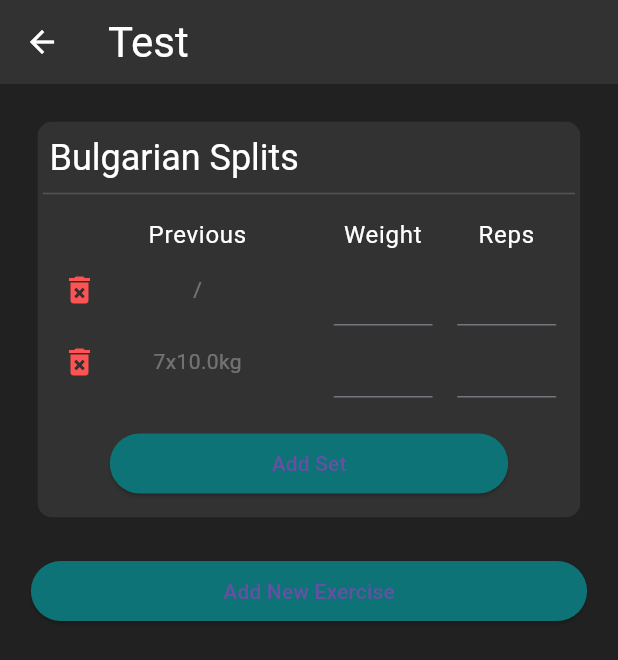
After one commit to JonasPfeifer05/hard_work, a Flutter app: the EditWorkout screen opened by its route, after a tap on the "delete forever" icon, on a phone screen of 412 x 824 dp. The commit adds this screen. Shown: the top 660 px of the screen. Run offline on Flutter 3.47's test engine with Material 3 defaults, Android fonts, the phone set to English and light mode, and no system bars; drawn by our look-alikes of modal_progress_hud_nsn.

Commit message:
added basic structure (no functionalities)

```diff
--- a/lib/main.dart
+++ b/lib/main.dart
@@ -1,4 +1,5 @@
 import 'package:flutter/material.dart';
+import 'package:hard_work/pages/edit_workout.dart';
 import 'package:hard_work/pages/theme_test.dart';
 import 'package:hard_work/services/theme_model.dart';
 import 'package:provider/provider.dart';
@@ -17,12 +18,11 @@ class MyApp extends StatelessWidget {
     return MaterialApp(
       title: 'Flutter Demo',
       debugShowCheckedModeBanner: false,
-      theme: ThemeData(
-        colorScheme: ColorScheme.fromSeed(seedColor: Colors.deepPurple),
-        useMaterial3: true,
-      ),
       initialRoute: "/theme-test",
-      routes: {"/theme-test": (context) => const ThemeTest()},
+      routes: {
+        "/theme-test": (context) => const ThemeTest(),
+        "/edit-workout": (context) => const EditWorkout()
+      },
     );
   }
 }
--- /dev/null
+++ b/lib/pages/edit_workout.dart
@@ -0,0 +1,89 @@
+import 'package:flutter/material.dart';
+import 'package:hard_work/services/edit_workout_data.dart';
+import 'package:hard_work/services/exercise_data.dart';
+import 'package:hard_work/widgets/Exercise.dart';
+import 'package:modal_progress_hud_nsn/modal_progress_hud_nsn.dart';
+import 'package:provider/provider.dart';
+
+import '../services/theme_model.dart';
+
+class EditWorkout extends StatefulWidget {
+  const EditWorkout({super.key});
+
+  @override
+  State<EditWorkout> createState() => _EditWorkoutState();
+}
+
+class _EditWorkoutState extends State<EditWorkout> {
+  bool loading = true;
+  List<ExerciseData> exercises = [];
+
+  @override
+  void initState() {
+    super.initState();
+    asyncInitState();
+  }
+
+  void asyncInitState() async {
+    exercises = await fetchExercises();
+
+    setState(() {
+      loading = false;
+    });
+  }
+
+  Future<List<ExerciseData>> fetchExercises() async {
+    // TODO http request
+    await Future.delayed(const Duration(seconds: 1));
+
+    return [
+      ExerciseData("Bulgarian Splits", [
+        SetHistory([]),
+        SetHistory([SetData(8, 10), SetData(10, 7)])
+      ])
+    ];
+  }
+
+  @override
+  Widget build(BuildContext context) {
+    var data = ModalRoute.of(context)!.settings.arguments as EditWorkoutData? ??
+        EditWorkoutData(0, "Test");
+
+    return Scaffold(
+      appBar: AppBar(
+        iconTheme: IconThemeData(color: context.watch<ThemeModel>().fontColor),
+        titleTextStyle: Theme.of(context)
+            .textTheme
+            .headlineMedium!
+            .copyWith(color: context.watch<ThemeModel>().fontColor),
+        backgroundColor: context.watch<ThemeModel>().backgroundTwo,
+        title: Text(data.workoutName),
+      ),
+      body: Container(
+        color: context.watch<ThemeModel>().backgroundOne,
+        child: ModalProgressHUD(
+          color: context.watch<ThemeModel>().backgroundOne!,
+          progressIndicator: CircularProgressIndicator(
+            color: context.watch<ThemeModel>().highlight!,
+          ),
+          inAsyncCall: loading,
+          child: ListView.builder(
+            itemCount: loading ? 0 : exercises.length + 1,
+            itemBuilder: (context, index) => index < exercises.length
+                ? Exercise(exerciseData: exercises[index])
+                : FractionallySizedBox(
+                    widthFactor: 0.9,
+                    child: ElevatedButton(
+                      style: ElevatedButton.styleFrom(
+                          backgroundColor:
+                              context.watch<ThemeModel>().highlight),
+                      onPressed: () {},
+                      child: const Text("Add New Exercise"),
+                    ),
+                  ),
+          ),
+        ),
+      ),
+    );
+  }
+}
--- /dev/null
+++ b/lib/services/edit_workout_data.dart
@@ -0,0 +1,6 @@
+class EditWorkoutData {
+  final int userId;
+  final String workoutName;
+
+  EditWorkoutData(this.userId, this.workoutName);
+}
--- /dev/null
+++ b/lib/services/exercise_data.dart
@@ -0,0 +1,19 @@
+class ExerciseData {
+  final String name;
+  final List<SetHistory> sets;
+
+  ExerciseData(this.name, this.sets);
+}
+
+class SetHistory {
+  final List<SetData> history;
+
+  SetHistory(this.history);
+}
+
+class SetData {
+  final double weight;
+  final int reps;
+
+  SetData(this.weight, this.reps);
+}
--- /dev/null
+++ b/lib/widgets/exercise.dart
@@ -0,0 +1,87 @@
+import 'package:flutter/material.dart';
+import 'package:hard_work/services/exercise_data.dart';
+import 'package:hard_work/widgets/set_indicator.dart';
+import 'package:provider/provider.dart';
+
+import '../services/theme_model.dart';
+
+class Exercise extends StatelessWidget {
+  final ExerciseData exerciseData;
+
+  const Exercise({super.key, required this.exerciseData});
+
+  @override
+  Widget build(BuildContext context) {
+    return Padding(
+      padding: const EdgeInsets.all(25.0),
+      child: ClipRRect(
+        borderRadius: const BorderRadius.all(Radius.circular(10)),
+        child: Container(
+          color: context.watch<ThemeModel>().backgroundTwo,
+          child: Column(
+            children: [
+              FractionallySizedBox(
+                widthFactor: 1,
+                child: Padding(
+                  padding: const EdgeInsets.fromLTRB(8, 8, 8, 0),
+                  child: Text(
+                    exerciseData.name,
+                    style: Theme.of(context)
+                        .textTheme
+                        .headlineSmall!
+                        .copyWith(color: context.watch<ThemeModel>().fontColor),
+                    textAlign: TextAlign.left,
+                  ),
+                ),
+              ),
+              FractionallySizedBox(
+                widthFactor: 0.98,
+                child: Divider(
+                  color: context.watch<ThemeModel>().backgroundThree,
+                ),
+              ),
+              FractionallySizedBox(
+                widthFactor: 1,
+                child: Padding(
+                  padding: const EdgeInsets.all(8.0),
+                  child: Column(
+                    children: extend(
+                      List.generate(
+                          exerciseData.sets.length,
+                          (index) => SetIndicator(
+                              setHistory: exerciseData.sets[index])),
+                      const SetIndicator(),
+                      0,
+                    ),
+                  ),
+                ),
+              ),
+              FractionallySizedBox(
+                widthFactor: 0.8,
+                child: Padding(
+                  padding: const EdgeInsets.all(12.0),
+                  child: ElevatedButton(
+                    style: ElevatedButton.styleFrom(
+                      backgroundColor: context.watch<ThemeModel>().highlight!,
+                    ),
+                    onPressed: () {},
+                    child: const Text("Add Set"),
+                  ),
+                ),
+              )
+            ],
+          ),
+        ),
+      ),
+    );
+  }
+
+  List<Widget> extend(List<Widget> list, Widget item, int? index) {
+    if (index == null) {
+      list.add(item);
+    } else {
+      list.insert(index, item);
+    }
+    return list;
+  }
+}
--- /dev/null
+++ b/lib/widgets/set_indicator.dart
@@ -0,0 +1,126 @@
+import 'package:flutter/material.dart';
+import 'package:hard_work/services/exercise_data.dart';
+import 'package:provider/provider.dart';
+
+import '../services/theme_model.dart';
+
+class SetIndicator extends StatelessWidget {
+  final SetHistory? setHistory;
+
+  const SetIndicator({super.key, this.setHistory});
+
+  @override
+  Widget build(BuildContext context) {
+    return setHistory == null
+        ? generateHeader(context)
+        : generateInput(context);
+  }
+
+  Widget generateHeader(BuildContext context) {
+    return Row(
+      children: [
+        Expanded(flex: 1, child: Container()),
+        Expanded(
+          flex: 10,
+          child: Text(
+            "Previous",
+            textAlign: TextAlign.center,
+            style: Theme.of(context)
+                .textTheme
+                .bodyLarge!
+                .copyWith(color: context.watch<ThemeModel>().fontColor),
+          ),
+        ),
+        Expanded(
+          flex: 5,
+          child: Text(
+            "Weight",
+            textAlign: TextAlign.center,
+            style: Theme.of(context)
+                .textTheme
+                .bodyLarge!
+                .copyWith(color: context.watch<ThemeModel>().fontColor),
+          ),
+        ),
+        Expanded(
+          flex: 5,
+          child: Text(
+            "Reps",
+            textAlign: TextAlign.center,
+            style: Theme.of(context)
+                .textTheme
+                .bodyLarge!
+                .copyWith(color: context.watch<ThemeModel>().fontColor),
+          ),
+        ),
+      ],
+    );
+  }
+
+  Widget generateInput(BuildContext context) {
+    return Row(
+      children: [
+        Expanded(
+          flex: 1,
+          child: Center(
+            child: IconButton(
+                onPressed: () {},
+                icon: const Icon(Icons.delete_forever),
+                color: Colors.redAccent),
+          ),
+        ),
+        Expanded(
+          flex: 10,
+          child: Text(
+            setHistory!.history.isEmpty
+                ? "/"
+                : "${setHistory!.history.last.reps}x${setHistory!.history.last.weight}kg",
+            textAlign: TextAlign.center,
+            style: Theme.of(context).textTheme.bodyMedium!.copyWith(
+                color: context.watch<ThemeModel>().fontColor!.withAlpha(80)),
+          ),
+        ),
+        Expanded(
+          flex: 5,
+          child: FractionallySizedBox(
+            widthFactor: 0.80,
+            child: TextField(
+              readOnly: true,
+              keyboardType: TextInputType.number,
+              decoration: InputDecoration(
+                focusedBorder: UnderlineInputBorder(
+                  borderSide: BorderSide(
+                    color: context.watch<ThemeModel>().highlight!,
+                  ),
+                ),
+              ),
+              cursorColor: context.watch<ThemeModel>().highlight,
+              style: TextStyle(color: context.watch<ThemeModel>().fontColor),
+              textAlign: TextAlign.center,
+            ),
+          ),
+        ),
+        Expanded(
+          flex: 5,
+          child: FractionallySizedBox(
+            widthFactor: 0.80,
+            child: TextField(
+              readOnly: true,
+              keyboardType: TextInputType.number,
+              decoration: InputDecoration(
+                focusedBorder: UnderlineInputBorder(
+                  borderSide: BorderSide(
+                    color: context.watch<ThemeModel>().highlight!,
+                  ),
+                ),
+              ),
+              cursorColor: context.watch<ThemeModel>().highlight,
+              style: TextStyle(color: context.watch<ThemeModel>().fontColor),
+              textAlign: TextAlign.center,
+            ),
+          ),
+        ),
+      ],
+    );
+  }
+}
--- a/pubspec.yaml
+++ b/pubspec.yaml
@@ -36,6 +36,7 @@ dependencies:
   # Use with the CupertinoIcons class for iOS style icons.
   cupertino_icons: ^1.0.2
   provider: ^6.1.1
+  modal_progress_hud_nsn: ^0.4.0
 
 dev_dependencies:
   flutter_test:
```
Also changed, not shown: pubspec.lock.
